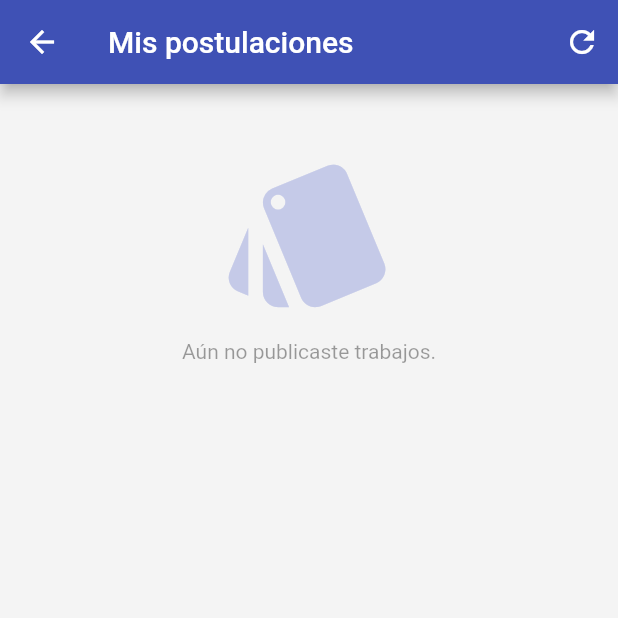
After one commit to cesarsarzuri8/apptrab, a Flutter app: the MisPostulacionesPage screen opened by its route, on a phone screen of 412 x 824 dp, the top half of it. The commit adds this screen. Run offline on Flutter 3.47's test engine with Material 2 defaults, Android fonts, the phone set to English and light mode, and no system bars; our stand-ins replace cached_network_image, cloud_firestore, date_format, file_picker, firebase_auth, firebase_storage and 6 more; missing offline and left inert: algolia, flutter_facebook_login, flutter_full_pdf_viewer, flutter_twitter_login, pattern_formatter; accounts and stored records are empty; network calls fail.

Commit message:
mis postulaciones agregado

```diff
--- a/lib/core/models/propuestaPostulanteModel.dart
+++ b/lib/core/models/propuestaPostulanteModel.dart
@@ -3,35 +3,56 @@ import 'package:cloud_firestore/cloud_firestore.dart';
 class PropuestaPostulante{
   String id;
   String idUserPostulante;
+  String idUserPublicante;
+  String idPublicacionTrabajoUserPublicante;
   num contraOfertaPresupuesto;
   String mensajeOpcional;
   String estadoPostulacion;
   Timestamp fechaCreacion;
+  String categoriaPublicacionTrabajo;
+  String subCategoriaPublicacionTrabajo;
+  String tituloPublicacionTrabajo;
+
 
   PropuestaPostulante({
     this.id,
     this.idUserPostulante,
+    this.idUserPublicante,
+    this.idPublicacionTrabajoUserPublicante,
     this.contraOfertaPresupuesto,
     this.mensajeOpcional,
     this.estadoPostulacion,
-    this.fechaCreacion
+    this.fechaCreacion,
+    this.categoriaPublicacionTrabajo,
+    this.subCategoriaPublicacionTrabajo,
+    this.tituloPublicacionTrabajo,
 });
 
   PropuestaPostulante.fromMap(Map snapshot, String id):
       id=id ?? '',
   idUserPostulante=snapshot['idUserPostulante'] ?? '',
+  idUserPublicante=snapshot['idUserPublicante'] ?? '',
+  idPublicacionTrabajoUserPublicante=snapshot['idPublicacionTrabajoUserPublicante'] ?? '',
   contraOfertaPresupuesto=snapshot['contraOfertaPresupuesto'] ?? 0,
   mensajeOpcional=snapshot['mensajeOpcional'] ?? '',
   estadoPostulacion=snapshot['estadoPostulacion'] ?? '',
-  fechaCreacion= snapshot['fechaCreacion'] ?? null;
+  fechaCreacion= snapshot['fechaCreacion'] ?? null,
+  categoriaPublicacionTrabajo= snapshot['categoriaPublicacionTrabajo'] ?? '',
+  subCategoriaPublicacionTrabajo=snapshot['subCategoriaPublicacionTrabajo'] ?? '',
+  tituloPublicacionTrabajo=snapshot['tituloPublicacionTrabajo'] ?? '';
 
   toJson(){
     return{
       "idUserPostulante": idUserPostulante,
+      "idUserPublicante": idUserPublicante,
+      "idPublicacionTrabajoUserPublicante":idPublicacionTrabajoUserPublicante,
       "contraOfertaPresupuesto": contraOfertaPresupuesto,
       "mensajeOpcional": mensajeOpcional,
       "estadoPostulacion": estadoPostulacion,
       "fechaCreacion": fechaCreacion,
+      'categoriaPublicacionTrabajo': categoriaPublicacionTrabajo,
+      'subCategoriaPublicacionTrabajo': subCategoriaPublicacionTrabajo,
+      'tituloPublicacionTrabajo': tituloPublicacionTrabajo
     };
   }
 
--- a/lib/core/viewmodels/crudModel.dart
+++ b/lib/core/viewmodels/crudModel.dart
@@ -23,6 +23,7 @@ class crudModel extends ChangeNotifier{
   List<Categoria> categorias;
   List<PublicacionTrabajoUser> publicacionesUser;
   List<PropuestaPostulante> propuestasPostulantes;
+  List<PropuestaPostulante> postulaciones;
 
   Future<List<User>> fetchUsers() async{
     var result = await _api.getDataCollection();
@@ -184,6 +185,14 @@ class crudModel extends ChangeNotifier{
     return propuestasPostulantes;
   }
 
+  Future<List<PropuestaPostulante>> getPostulaciones(String idDocUserCollection)async{
+    var result= await _api.getDataSubCollection(idDocUserCollection, 'postulaciones',).catchError((e)=>print(e));
+    postulaciones=result.documents
+        .map((doc) => PropuestaPostulante.fromMap(doc.data, doc.documentID))
+        .toList();
+    return postulaciones;
+  }
+
 // ---------------------------------------------------------------------------------------------------------------------------------
 
 
--- a/lib/main.dart
+++ b/lib/main.dart
@@ -1,6 +1,7 @@
 
 import 'package:app/locator.dart';
 import 'package:app/core/viewmodels/login_state.dart';
+import 'package:app/ui/views/mis_postulaciones_page.dart';
 import 'package:flutter/material.dart';
 import 'package:flutter/rendering.dart';
 import 'package:provider/provider.dart';
@@ -60,6 +61,7 @@ class MyApp extends StatelessWidget {
                   '/curriculumPage':(context)=>CurriculumPage(user: state.user,),
                   '/homePage': (context)=>HomePage(),
                   '/misPublicaciones': (context)=>MisPublicacionesPage(),
+                  '/misPostulaciones': (context)=>MisPostulacionesPage(),
                 },
               );
             }
--- a/lib/ui/views/agregar_propuesta_postulante_trabajo_page.dart
+++ b/lib/ui/views/agregar_propuesta_postulante_trabajo_page.dart
@@ -223,6 +223,11 @@ class _AgregarPropuestaPostulanteTrabajoPageState extends State<AgregarPropuesta
                                         idUserPostulante: infoUser.id,
                                         mensajeOpcional: mensajeCtrl.text,
                                         fechaCreacion: Timestamp.now(),
+                                        idUserPublicante: widget.publicacionTrabajoAlgolia.idUser,
+                                        idPublicacionTrabajoUserPublicante: widget.publicacionTrabajoAlgolia.id,
+                                        categoriaPublicacionTrabajo: widget.publicacionTrabajoAlgolia.nombreCategoria,
+                                        subCategoriaPublicacionTrabajo: widget.publicacionTrabajoAlgolia.nombreSubcategoria,
+                                        tituloPublicacionTrabajo: widget.publicacionTrabajoAlgolia.titulo,
                                       ),
                                       infoUser.id
                                   ).then((a){print("show");
--- a/lib/ui/views/home_page.dart
+++ b/lib/ui/views/home_page.dart
@@ -93,7 +93,7 @@ class _HomePageState extends State<HomePage> {
         ListTile(
           leading: Icon(Icons.list),
           title: Text('Mis postulaciones'),
-          onTap: () {}
+          onTap: () {Navigator.pushNamed(context, '/misPostulaciones');}
         ),
         ListTile(
           leading: Icon(Icons.message),
@@ -102,7 +102,7 @@ class _HomePageState extends State<HomePage> {
         ),
         ListTile(
           leading: Icon(Icons.note_add),
-          title: Text('Mis Publicaciones'),
+          title: Text('Mis publicaciones'),
           onTap: () => Navigator.pushNamed(context, '/misPublicaciones'),
         ),
         ListTile(
--- /dev/null
+++ b/lib/ui/views/mis_postulaciones_page.dart
@@ -0,0 +1,152 @@
+import 'package:app/core/models/propuestaPostulanteModel.dart';
+import 'package:app/core/models/userModel.dart';
+import 'package:app/core/viewmodels/crudModel.dart';
+import 'package:app/core/viewmodels/login_state.dart';
+import 'package:flutter/cupertino.dart';
+import 'package:flutter/material.dart';
+import 'package:intl/intl.dart';
+import 'package:provider/provider.dart';
+
+class MisPostulacionesPage extends StatefulWidget {
+  MisPostulacionesPage({Key key}) : super(key: key);
+
+  @override
+  _MisPostulacionesPageState createState() {
+    return _MisPostulacionesPageState();
+  }
+}
+
+class _MisPostulacionesPageState extends State<MisPostulacionesPage> {
+  var format = DateFormat.yMd('es').add_jm();
+  final GlobalKey<ScaffoldState> _scaffoldKey=GlobalKey<ScaffoldState>();
+
+  @override
+  void initState() {
+    super.initState();
+  }
+
+  @override
+  void dispose() {
+    super.dispose();
+  }
+
+  @override
+  Widget build(BuildContext context) {
+    final User infoUser=Provider.of<LoginState>(context).infoUser();
+    final _crud= Provider.of<crudModel>(context);
+    // TODO: implement build
+    return Scaffold(
+      key: this._scaffoldKey,
+      appBar: AppBar(
+        backgroundColor: Color.fromRGBO(63, 81, 181, 1.0),
+        title: Text('Mis postulaciones'),
+        actions: <Widget>[
+          IconButton(icon: Icon(Icons.refresh), onPressed: (){setState(() {});})
+        ],
+      ),
+      body: Container(
+        color: Color.fromRGBO(189, 189, 189, 0.1),
+        child: FutureBuilder(
+          future: _crud.getPostulaciones(infoUser.id),
+          builder: (context, postulacionesSnap){
+            if(postulacionesSnap.connectionState==ConnectionState.waiting){
+              return Center(
+                child: CircularProgressIndicator(),
+              );
+            }
+            else{
+              if(postulacionesSnap.data.length==0){
+                return Center(
+                  child: ListView(
+                    children: <Widget>[
+                      SizedBox(height: 40,),
+                      Icon(Icons.style,size: 120.0,color: Color.fromRGBO(197, 202, 232, 1.0),),
+                      SizedBox(height: 10,),
+                      Center(
+                        child: Text("Aún no publicaste trabajos.",style: TextStyle(color: Colors.black38),),
+                      ),
+                    ],
+                  ),
+                );
+              }
+              else{
+                return ListView.builder(
+                  itemCount: postulacionesSnap.data.length,
+                  itemBuilder: (context, index){
+                    PropuestaPostulante postulacion=postulacionesSnap.data[index];
+                    return
+                      Card(
+                        child: InkWell(
+                          child: Padding(
+                            padding: const EdgeInsets.only(left: 10,right: 10,top: 8,bottom: 8),
+                            child: Column(
+                              crossAxisAlignment: CrossAxisAlignment.start,
+                              children: <Widget>[
+                                Center(
+                                  child: RichText(
+                                    text: TextSpan(
+                                        style: new TextStyle(fontSize: 15.0,color: Colors.black87),
+                                        children: <TextSpan>[
+                                          new TextSpan(
+                                              text: "Estado: ",
+                                              style: TextStyle(fontWeight: FontWeight.bold,color: Colors.black54)
+                                          ),
+                                          new TextSpan(text: postulacion.estadoPostulacion,style: TextStyle(fontSize: 15.0,color: Colors.green,fontWeight: FontWeight.bold))
+                                        ]
+                                    ),
+                                  ),
+                                ),
+                                Divider(),
+                                Padding(
+                                  padding: const EdgeInsets.only(left: 0,right: 0,top: 2,bottom: 2),
+                                  child: Text(postulacion.categoriaPublicacionTrabajo,style: TextStyle(fontWeight: FontWeight.bold,fontSize: 13.0,color: Colors.black54)),
+                                ),
+                                Padding(
+                                  padding: EdgeInsets.only(top: 4.0,bottom: 4.0),
+                                  child: Text(postulacion.tituloPublicacionTrabajo,style: TextStyle(fontWeight: FontWeight.bold,fontSize: 18,color: Colors.indigo),),
+                                ),
+//                                Text(publicacionTrabajo.descripcion,maxLines: 3,overflow: TextOverflow.ellipsis,),
+                                Padding(
+                                    padding: EdgeInsets.only(top: 6.0,bottom: 4.0),
+                                    child: Row(
+                                      children: <Widget>[
+                                        Icon(Icons.watch_later,color: Colors.black54,size: 15,),
+                                        SizedBox(width: 3.0,),
+                                        Text(format.format(postulacion.fechaCreacion.toDate()),style: TextStyle(fontSize: 12),),
+                                      ],
+                                    )
+                                ),
+                                Divider(),
+                                RichText(
+                                  text: TextSpan(
+                                    style: new TextStyle(fontSize: 14.0,color: Colors.black87),
+                                    children: <TextSpan>[
+                                      new TextSpan(
+                                          text: "Contraoferta presupuesto: ",
+                                          style: TextStyle(fontWeight: FontWeight.bold,color: Colors.black54)
+                                      ),
+                                      new TextSpan(text: postulacion.contraOfertaPresupuesto.toString()+" Bs.")
+                                    ]
+                                  ),
+                                )
+                              ],
+                              mainAxisAlignment: MainAxisAlignment.start,
+                            ),
+                          ),
+                          onTap: (){
+//                            this._scaffoldKey.currentState.showBottomSheet((context)=>_buildBottomSheet(context, infoUser.id, publicacionTrabajo.id));
+                          },
+                        ),
+                        elevation: 2,
+                      );
+                  },
+                );
+              }
+
+            }
+          },
+        ),
+      ),
+    );
+  }
+}
--- a/lib/ui/views/mis_publicaciones_page.dart
+++ b/lib/ui/views/mis_publicaciones_page.dart
@@ -148,9 +148,7 @@ class _MisPublicacionesPageState extends State<MisPublicacionesPage> {
                             ),
                           ),
                           onTap: (){
-                            this._scaffoldKey.currentState.showBottomSheet((context)=>_buildBottomSheet(context, infoUser.id, publicacionTrabajo.id)).closed.whenComplete((){
-                              Navigator.of(context).pop();
-                            });
+                            this._scaffoldKey.currentState.showBottomSheet((context)=>_buildBottomSheet(context, infoUser.id, publicacionTrabajo.id));
 //                              Navigator.push(context, MaterialPageRoute(builder: (_)=>DetallesPublicacionTrabajoPage(idPublicacionTrabajo: publicacionTrabajo.id,)));
                           },
                         ),
@@ -250,8 +248,8 @@ class _MisPublicacionesPageState extends State<MisPublicacionesPage> {
             leading: Icon(Icons.remove_red_eye,color: Colors.amber,),
             title: Text("Ver detalles publicación"),
             onTap: (){
+              Navigator.pop(context);
               Navigator.push(context, MaterialPageRoute(builder: (context)=>DetallesPublicacionTrabajoPage(idPublicacionTrabajo: idPublicacionTrabajo,)));
-//            Navigator.of(context).pushReplacement(MaterialPageRoute(builder: (context)=>DetallesPublicacionTrabajoPage(idPublicacionTrabajo: idPublicacionTrabajo)));
             },
           ),
           Divider(height: 1.0,),
```
